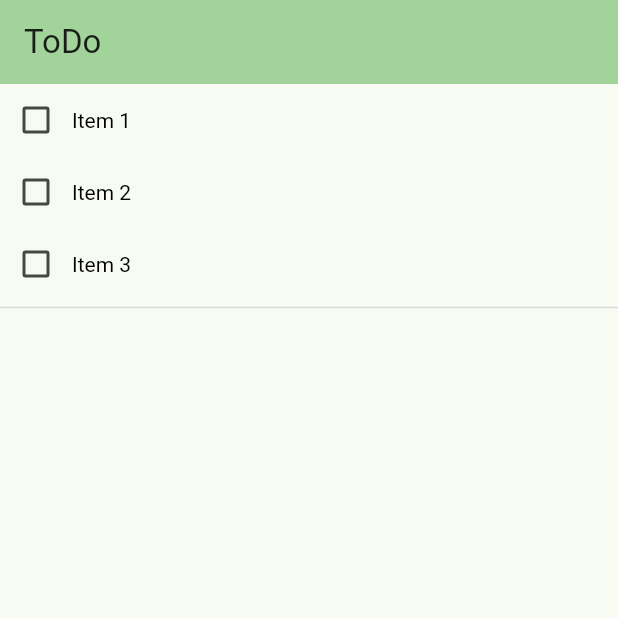
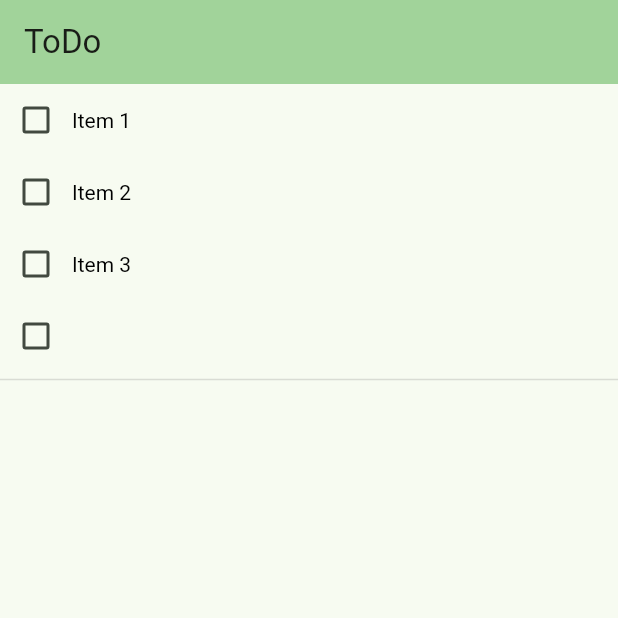
Before and after one commit to IgorAugst/todo_flutter, a Flutter app: the ItemPage screen opened directly, after a tap on the "check" icon, on a phone screen of 412 x 824 dp, the top half of it. Run offline on Flutter 3.47's test engine with Material 3 defaults, Android fonts, the light colour scheme and no system bars.

Commit message:
Adiciona lógica para criar itens

```diff
--- a/lib/item_page.dart
+++ b/lib/item_page.dart
@@ -1,10 +1,17 @@
 import 'package:flutter/material.dart';
+import 'package:provider/provider.dart';
+import 'package:todo_flutter/todo_item.dart';
+import 'package:todo_flutter/todo_provider.dart';
 
 class ItemPage extends StatelessWidget {
   const ItemPage({super.key});
 
   @override
   Widget build(BuildContext context) {
+    final TextEditingController _controller = TextEditingController();
+
+    return Consumer<TodoProvider>(
+      builder: (context, todoProvider, child) {
         return Scaffold(
           appBar: AppBar(
             title: Text("Adicionar"),
@@ -15,17 +22,22 @@ class ItemPage extends StatelessWidget {
             child: Form(child: Column(
               children: [
                 TextField(
+                  controller: _controller,
                   decoration: const InputDecoration(
                     border: OutlineInputBorder(),
                     labelText: 'Título',
                   ),
+                  onSubmitted: (value) {
+                    todoProvider.addItem(TodoItem(title: value));
+                    Navigator.pop(context);
+                  },
                 )
               ],
             )),
           ),
           floatingActionButton: FloatingActionButton(
             onPressed: () {
-          // Salvar
+              todoProvider.addItem(TodoItem(title: _controller.text));
               Navigator.pop(context);
             },
             tooltip: "Salvar",
@@ -33,4 +45,6 @@ class ItemPage extends StatelessWidget {
           ),
         );
       }
+    );
   }
+}
--- a/lib/main.dart
+++ b/lib/main.dart
@@ -43,11 +43,12 @@ class MyHomePage extends StatelessWidget {
       appBar: AppBar(
           title: Text("ToDo"),
           backgroundColor: Theme.of(context).colorScheme.inversePrimary),
-      body: Column(
+      body: SingleChildScrollView(
+        child: Column(
           children: [
             Consumer<TodoProvider>(
               builder: (context, todoProvider, child) {
-              return ListView.builder(shrinkWrap: true ,itemCount: todoProvider.undoneItemCount ,itemBuilder: (BuildContext context, int index) {
+                return ListView.builder(shrinkWrap: true, physics: NeverScrollableScrollPhysics(), itemCount: todoProvider.undoneItemCount ,itemBuilder: (BuildContext context, int index) {
                   return ItemWidget(index: index, isDone: false,);
                 });
               }
@@ -55,12 +56,13 @@ class MyHomePage extends StatelessWidget {
             Divider(height: 10, thickness: 1, indent: 0, endIndent: 0, color: Colors.black12),
             Consumer<TodoProvider>(
               builder: (context, todoProvider, child) {
-              return ListView.builder(shrinkWrap: true ,itemCount: todoProvider.doneItemCount ,itemBuilder: (BuildContext context, int index) {
+                return ListView.builder(shrinkWrap: true, physics: NeverScrollableScrollPhysics() ,itemCount: todoProvider.doneItemCount ,itemBuilder: (BuildContext context, int index) {
                   return ItemWidget(index: index, isDone: true,);
                 });
               }
             ),
           ],
+        ),
       ),
       backgroundColor: Theme.of(context).colorScheme.surface,
       floatingActionButton: FloatingActionButton(
```
Lines whose indentation alone changed are shown as unchanged.
